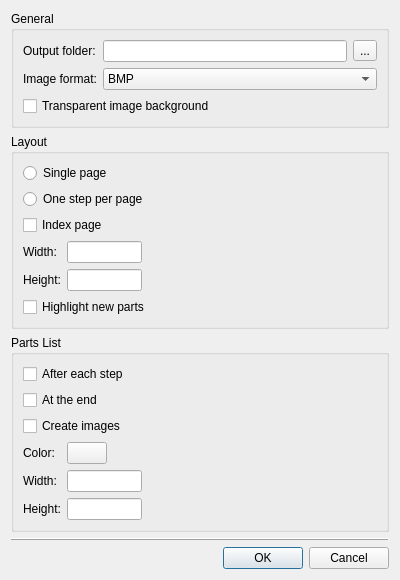
This is lc_lib/qt/lc_qhtmldialog.ui in trevorsandy/lpub3d-ci as Qt 5 draws it before an edit. The edited form follows.
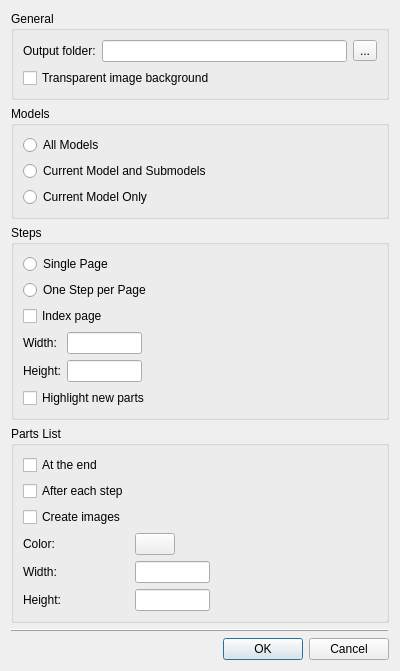
This is the edited form. Custom widgets are drawn as their Qt base class.

```diff
--- a/lc_lib/qt/lc_qhtmldialog.ui
+++ b/lc_lib/qt/lc_qhtmldialog.ui
@@ -7,34 +7,43 @@
     <x>0</x>
     <y>0</y>
     <width>400</width>
-    <height>553</height>
+    <height>629</height>
    </rect>
   </property>
+  <property name="sizePolicy">
+   <sizepolicy hsizetype="Minimum" vsizetype="Minimum">
+    <horstretch>0</horstretch>
+    <verstretch>0</verstretch>
+   </sizepolicy>
+  </property>
   <property name="windowTitle">
    <string>HTML Options</string>
   </property>
   <layout class="QVBoxLayout" name="verticalLayout">
    <item>
     <widget class="QGroupBox" name="groupBox_3">
+     <property name="sizePolicy">
+      <sizepolicy hsizetype="Minimum" vsizetype="Minimum">
+       <horstretch>0</horstretch>
+       <verstretch>0</verstretch>
+      </sizepolicy>
+     </property>
      <property name="title">
       <string>General</string>
      </property>
-     <layout class="QFormLayout" name="formLayout_3">
-      <property name="fieldGrowthPolicy">
-       <enum>QFormLayout::AllNonFixedFieldsGrow</enum>
-      </property>
-      <item row="2" column="0">
-       <widget class="QLabel" name="label_6">
-        <property name="text">
-         <string>Output folder:</string>
-        </property>
-        <property name="buddy">
-         <cstring>outputFolder</cstring>
-        </property>
-       </widget>
-      </item>
-      <item row="2" column="1">
+     <layout class="QVBoxLayout" name="verticalLayout_2">
+      <item>
        <layout class="QHBoxLayout" name="horizontalLayout">
+        <item>
+         <widget class="QLabel" name="label_6">
+          <property name="text">
+           <string>Output folder:</string>
+          </property>
+          <property name="buddy">
+           <cstring>outputFolder</cstring>
+          </property>
+         </widget>
+        </item>
         <item>
          <widget class="QLineEdit" name="outputFolder"/>
         </item>
@@ -47,37 +56,41 @@
         </item>
        </layout>
       </item>
-      <item row="3" column="0">
-       <widget class="QLabel" name="label_7">
-        <property name="text">
-         <string>Image format:</string>
-        </property>
-       </widget>
-      </item>
-      <item row="4" column="0" colspan="2">
+      <item>
        <widget class="QCheckBox" name="transparentImages">
         <property name="text">
          <string>Transparent image background</string>
         </property>
        </widget>
       </item>
-      <item row="3" column="1">
-       <widget class="QComboBox" name="imageFormat">
-        <item>
-         <property name="text">
-          <string>BMP</string>
-         </property>
-        </item>
-        <item>
-         <property name="text">
-          <string>JPEG</string>
-         </property>
-        </item>
-        <item>
-         <property name="text">
-          <string>PNG</string>
-         </property>
-        </item>
+     </layout>
+    </widget>
+   </item>
+   <item>
+    <widget class="QGroupBox" name="groupBox_4">
+     <property name="title">
+      <string>Models</string>
+     </property>
+     <layout class="QVBoxLayout" name="verticalLayout_3">
+      <item>
+       <widget class="QRadioButton" name="allModels">
+        <property name="text">
+         <string>All Models</string>
+        </property>
+       </widget>
+      </item>
+      <item>
+       <widget class="QRadioButton" name="currentModelSubmodels">
+        <property name="text">
+         <string>Current Model and Submodels</string>
+        </property>
+       </widget>
+      </item>
+      <item>
+       <widget class="QRadioButton" name="currentModelOnly">
+        <property name="text">
+         <string>Current Model Only</string>
+        </property>
        </widget>
       </item>
      </layout>
@@ -86,20 +99,27 @@
    <item>
     <widget class="QGroupBox" name="groupBox">
      <property name="title">
-      <string>Layout</string>
+      <string>Steps</string>
      </property>
      <layout class="QFormLayout" name="formLayout_2">
       <item row="0" column="0" colspan="2">
        <widget class="QRadioButton" name="singlePage">
         <property name="text">
-         <string>Single page</string>
+         <string>Single Page</string>
         </property>
        </widget>
       </item>
       <item row="1" column="0" colspan="2">
        <widget class="QRadioButton" name="oneStepPerPage">
         <property name="text">
-         <string>One step per page</string>
+         <string>One Step per Page</string>
+        </property>
+       </widget>
+      </item>
+      <item row="2" column="0" colspan="2">
+       <widget class="QCheckBox" name="indexPage">
+        <property name="text">
+         <string>Index page</string>
         </property>
        </widget>
       </item>
@@ -113,6 +133,16 @@
         </property>
        </widget>
       </item>
+      <item row="3" column="1">
+       <widget class="QLineEdit" name="stepWidth">
+        <property name="maximumSize">
+         <size>
+          <width>75</width>
+          <height>16777215</height>
+         </size>
+        </property>
+       </widget>
+      </item>
       <item row="4" column="0">
        <widget class="QLabel" name="label_2">
         <property name="text">
@@ -123,16 +153,6 @@
         </property>
        </widget>
       </item>
-      <item row="3" column="1">
-       <widget class="QLineEdit" name="stepWidth">
-        <property name="maximumSize">
-         <size>
-          <width>75</width>
-          <height>16777215</height>
-         </size>
-        </property>
-       </widget>
-      </item>
       <item row="4" column="1">
        <widget class="QLineEdit" name="stepHeight">
         <property name="maximumSize">
@@ -143,13 +163,6 @@
         </property>
        </widget>
       </item>
-      <item row="2" column="0" colspan="2">
-       <widget class="QCheckBox" name="indexPage">
-        <property name="text">
-         <string>Index page</string>
-        </property>
-       </widget>
-      </item>
       <item row="5" column="0" colspan="2">
        <widget class="QCheckBox" name="highlightNewParts">
         <property name="text">
@@ -166,61 +179,7 @@
       <string>Parts List</string>
      </property>
      <layout class="QFormLayout" name="formLayout">
-      <item row="4" column="1">
-       <widget class="QLineEdit" name="partImagesWidth">
-        <property name="maximumSize">
-         <size>
-          <width>75</width>
-          <height>16777215</height>
-         </size>
-        </property>
-       </widget>
-      </item>
-      <item row="7" column="1">
-       <widget class="QLineEdit" name="partImagesHeight">
-        <property name="maximumSize">
-         <size>
-          <width>75</width>
-          <height>16777215</height>
-         </size>
-        </property>
-       </widget>
-      </item>
-      <item row="1" column="0" colspan="2">
-       <widget class="QCheckBox" name="partsAtTheEnd">
-        <property name="text">
-         <string>At the end</string>
-        </property>
-       </widget>
-      </item>
-      <item row="0" column="0" colspan="2">
-       <widget class="QCheckBox" name="partsAfterEachStep">
-        <property name="text">
-         <string>After each step</string>
-        </property>
-       </widget>
-      </item>
-      <item row="4" column="0">
-       <widget class="QLabel" name="label_3">
-        <property name="text">
-         <string>Width:</string>
-        </property>
-        <property name="buddy">
-         <cstring>partImagesWidth</cstring>
-        </property>
-       </widget>
-      </item>
-      <item row="7" column="0">
-       <widget class="QLabel" name="label_4">
-        <property name="text">
-         <string>Height:</string>
-        </property>
-        <property name="buddy">
-         <cstring>partImagesHeight</cstring>
-        </property>
-       </widget>
-      </item>
-      <item row="3" column="0">
+      <item row="5" column="0">
        <widget class="QLabel" name="label_5">
         <property name="text">
          <string>Color:</string>
@@ -230,14 +189,7 @@
         </property>
        </widget>
       </item>
-      <item row="2" column="0" colspan="2">
-       <widget class="QCheckBox" name="partImages">
-        <property name="text">
-         <string>Create images</string>
-        </property>
-       </widget>
-      </item>
-      <item row="3" column="1">
+      <item row="5" column="1">
        <layout class="QHBoxLayout" name="horizontalLayout_2">
         <item>
          <widget class="lcQColorPicker" name="partColor">
@@ -261,6 +213,67 @@
         </item>
        </layout>
       </item>
+      <item row="6" column="0">
+       <widget class="QLabel" name="label_3">
+        <property name="text">
+         <string>Width:</string>
+        </property>
+        <property name="buddy">
+         <cstring>partImagesWidth</cstring>
+        </property>
+       </widget>
+      </item>
+      <item row="6" column="1">
+       <widget class="QLineEdit" name="partImagesWidth">
+        <property name="maximumSize">
+         <size>
+          <width>75</width>
+          <height>16777215</height>
+         </size>
+        </property>
+       </widget>
+      </item>
+      <item row="9" column="0">
+       <widget class="QLabel" name="label_4">
+        <property name="text">
+         <string>Height:</string>
+        </property>
+        <property name="buddy">
+         <cstring>partImagesHeight</cstring>
+        </property>
+       </widget>
+      </item>
+      <item row="9" column="1">
+       <widget class="QLineEdit" name="partImagesHeight">
+        <property name="maximumSize">
+         <size>
+          <width>75</width>
+          <height>16777215</height>
+         </size>
+        </property>
+       </widget>
+      </item>
+      <item row="3" column="0">
+       <widget class="QCheckBox" name="partsAfterEachStep">
+        <property name="text">
+         <string>After each step</string>
+        </property>
+       </widget>
+      </item>
+      <item row="4" column="0">
+       <widget class="QCheckBox" name="partImages">
+        <property name="text">
+         <string>Create images</string>
+        </property>
+       </widget>
+      </item>
+      <item row="2" column="0">
+       <widget class="QCheckBox" name="partsAtTheEnd">
+        <property name="text">
+         <string>At the end</string>
+        </property>
+       </widget>
+      </item>
      </layout>
     </widget>
    </item>
```
Left out of the diff: 8 changed lines with no effect on the pictures.
